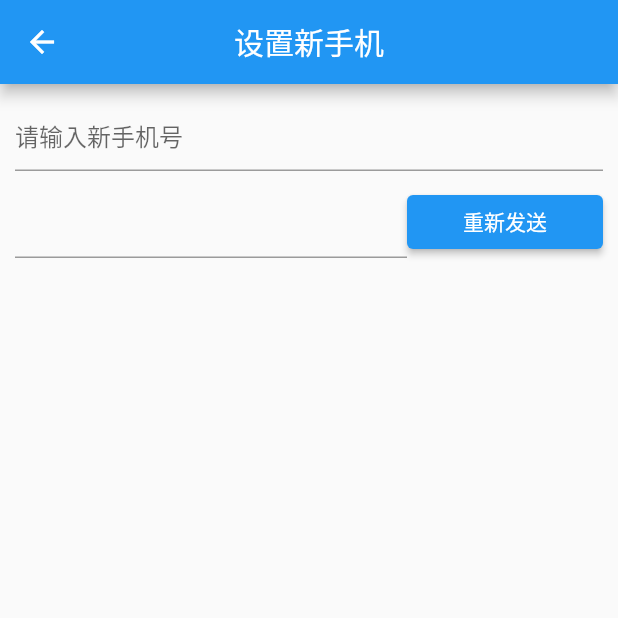
After one commit to vcqzero/jjhy-app-refactor, a Flutter app: the SettingsEditUserPhone screen opened directly, on a phone screen of 412 x 824 dp, the top half of it. The commit adds this screen. Run offline on Flutter 3.47's test engine with Material 2 defaults, Android fonts, the phone set to English and light mode, and no system bars; our stand-ins replace dio, flutter_easyloading, fluttertoast, get_storage, image_picker, open_file and 3 more; accounts and stored records are empty; network calls fail.

Commit message:
添加输入验证码页面

```diff
--- a/lib/config/Config.dart
+++ b/lib/config/Config.dart
@@ -13,7 +13,7 @@ class Config {
 
   /// 接口baseUrl
   // static String baseUrl = 'https://api.jjhycom.cn';
-  static String baseUrl = 'http://10.220.97.98:3000/';
+  static String baseUrl = 'http://192.168.137.1:3000/';
 
   /// 页面背景色
   static Color pageBackgroudColor = Colors.grey.shade100;
--- a/lib/pages/login/widges/ThePhoneSection.dart
+++ b/lib/pages/login/widges/ThePhoneSection.dart
@@ -1,5 +1,5 @@
 import 'package:app/api/PhoneApi.dart';
-import 'package:app/pages/login/TypeCodePage.dart';
+import 'package:app/pages/common/TheInputCodePage.dart';
 import 'package:app/store/LoginFormStore.dart';
 import 'package:app/utils/MyDio.dart';
 import 'package:app/utils/MyReg.dart';
@@ -74,10 +74,11 @@ class _ThePhoneSectionState extends State<ThePhoneSection> {
       Navigator.push(
         context,
         MaterialPageRoute(
-          builder: (context) => LoginTypeCodePage(
+          builder: (context) => TheInputCodePage(
             phone: phone,
             delaySeconds: delaySeconds,
             codeLen: codeCount,
+            action: ActionhOnInputCode.auth,
           ),
         ),
       );
--- /dev/null
+++ b/lib/pages/settings/EditUserPhone.dart
@@ -0,0 +1,52 @@
+import 'package:app/widgets/MyAppBar.dart';
+import 'package:app/widgets/MyButton.dart';
+import 'package:flutter/material.dart';
+
+class SettingsEditUserPhone extends StatefulWidget {
+  SettingsEditUserPhone({Key? key}) : super(key: key);
+
+  @override
+  SettingsEditUserPhoneState createState() => SettingsEditUserPhoneState();
+}
+
+class SettingsEditUserPhoneState extends State<SettingsEditUserPhone> {
+  @override
+  Widget build(BuildContext context) {
+    return Scaffold(
+      appBar: MyAppBar.build(title: '设置新手机'),
+      body: Container(
+        padding: EdgeInsets.all(10),
+        child: Column(
+          children: [
+            TextField(
+              keyboardType: TextInputType.number,
+              decoration: InputDecoration(
+                hintText: '请输入新手机号',
+              ),
+            ),
+            SizedBox(height: 10),
+            // 输入code
+            Row(
+              crossAxisAlignment: CrossAxisAlignment.end,
+              children: [
+                Expanded(
+                  flex: 2,
+                  child: TextField(),
+                ),
+                Expanded(
+                  flex: 1,
+                  child: MyButton.elevated(
+                    label: '重新发送',
+                    onPressed: () {},
+                    fullWidth: false,
+                  ),
+                ),
+                // Text('data')
+              ],
+            )
+          ],
+        ),
+      ),
+    );
+  }
+}
```
Also changed, not shown: lib/pages/common/TheInputCodePage.dart (renamed from lib/pages/login/TypeCodePage.dart, +57 -11 lines), lib/pages/security/SafetyVerificationPage.dart (+5 -5 lines), lib/pages/settings/Index.dart (+17 -4 lines), lib/pages/common/TheSingleInputPage.dart (renamed from lib/pages/common/TheSingleInput.dart), pubspec.lock, pubspec.yaml (line endings or trailing spaces).
